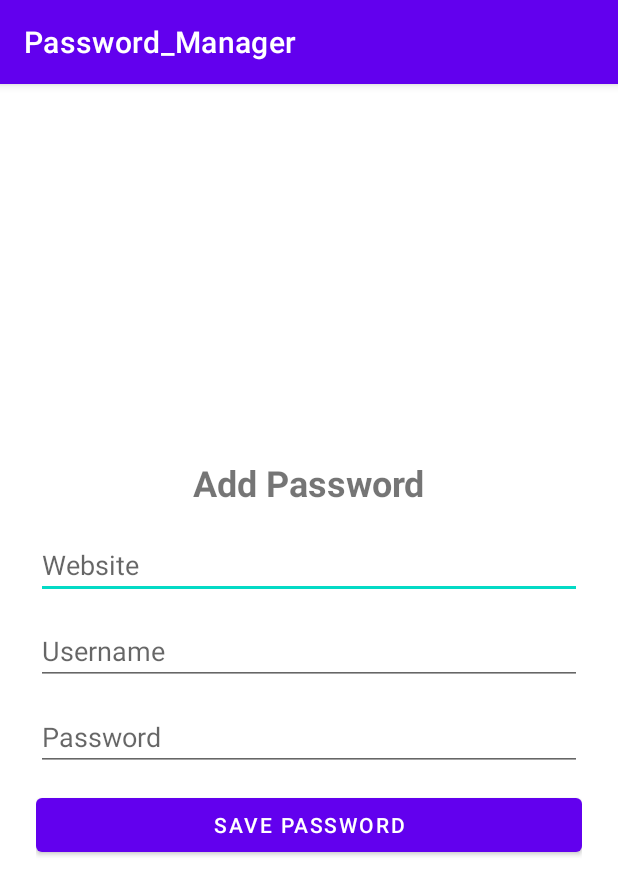
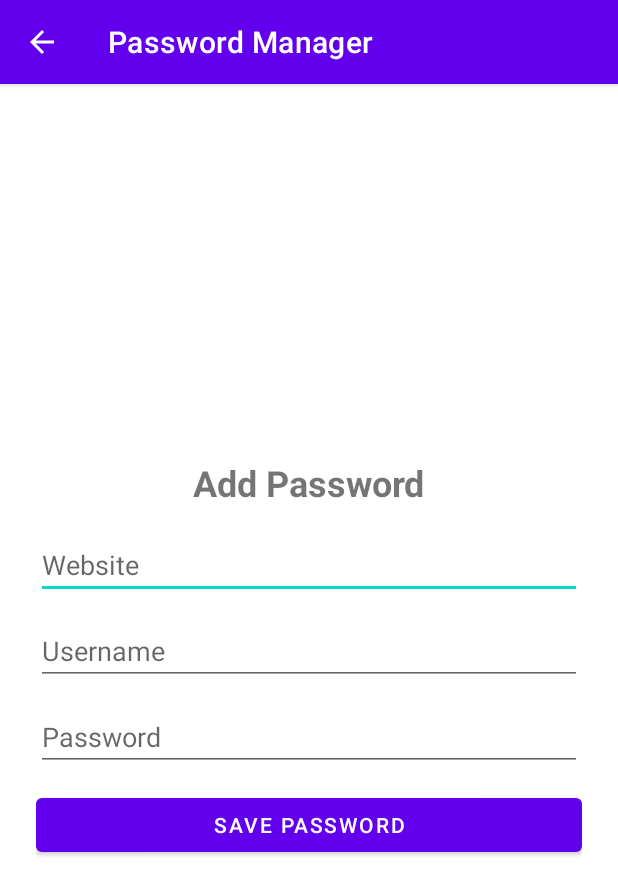
Before and after one commit to CoolQMan/Password-Manager, an Android app: the MainActivity screen opened directly, with no data from a screen before it, after a tap on "Add Password", on a phone screen of 412 x 824 dp. Shown: the top 895 px of the screen. Run offline under Robolectric (Android 15) with nearby library versions, the phone set to English and light mode, and no system bars.

Commit message:
Implemented menu functions for refresh, hide and delete all

```diff
--- a/app/src/main/java/com/coolqman/password_manager/AddPasswordActivity.java
+++ b/app/src/main/java/com/coolqman/password_manager/AddPasswordActivity.java
@@ -2,10 +2,13 @@ package com.coolqman.password_manager;
 
 import android.content.Intent;
 import android.os.Bundle;
+import android.view.Menu;
+import android.view.MenuItem;
 import android.widget.Button;
 import android.widget.EditText;
 import android.widget.Toast;
 
+import androidx.annotation.NonNull;
 import androidx.appcompat.app.AppCompatActivity;
 
 public class AddPasswordActivity extends AppCompatActivity {
@@ -17,6 +20,11 @@ public class AddPasswordActivity extends AppCompatActivity {
     protected void onCreate(Bundle savedInstanceState) {
         super.onCreate(savedInstanceState);
         setContentView(R.layout.activity_add_password);
+        setTitle("Password Manager");
+
+        if(getSupportActionBar()!=null){
+            getSupportActionBar().setDisplayHomeAsUpEnabled(true);
+        }
 
         etWebsite = findViewById(R.id.etWebsite);
         etPassword = findViewById(R.id.etPassword);
@@ -50,4 +58,13 @@ public class AddPasswordActivity extends AppCompatActivity {
 
     }
 
+
+
+    @Override
+    public boolean onOptionsItemSelected(@NonNull MenuItem item) {
+        if(item.getItemId() == android.R.id.home){
+            onBackPressed();
+        }
+        return super.onOptionsItemSelected(item);
+    }
 }
--- a/app/src/main/java/com/coolqman/password_manager/AuthActivity.java
+++ b/app/src/main/java/com/coolqman/password_manager/AuthActivity.java
@@ -18,6 +18,7 @@ public class AuthActivity extends AppCompatActivity {
     protected void onCreate(Bundle savedInstanceState) {
         super.onCreate(savedInstanceState);
         setContentView(R.layout.activity_auth);
+        setTitle("Password Manager");
 
         // Initialize views
         etEmail = findViewById(R.id.etEmail);
--- /dev/null
+++ b/app/src/main/res/anim/slide_out.xml
@@ -0,0 +1,11 @@
+<?xml version="1.0" encoding="utf-8"?>
+<set xmlns:android="http://schemas.android.com/apk/res/android">
+    <translate
+        android:fromXDelta="0%p"
+        android:toXDelta="-100%p"
+        android:duration="300" />
+    <alpha
+        android:fromAlpha="1.0"
+        android:toAlpha="0.0"
+        android:duration="300" />
+</set>
--- /dev/null
+++ b/app/src/main/res/drawable/baseline_hide_24.xml
@@ -0,0 +1,5 @@
+<vector xmlns:android="http://schemas.android.com/apk/res/android" android:height="24dp" android:tint="#000000" android:viewportHeight="24" android:viewportWidth="24" android:width="24dp">
+
+    <path android:fillColor="@android:color/white" android:pathData="M12,7c2.76,0 5,2.24 5,5 0,0.65 -0.13,1.26 -0.36,1.83l2.92,2.92c1.51,-1.26 2.7,-2.89 3.43,-4.75 -1.73,-4.39 -6,-7.5 -11,-7.5 -1.4,0 -2.74,0.25 -3.98,0.7l2.16,2.16C10.74,7.13 11.35,7 12,7zM2,4.27l2.28,2.28 0.46,0.46C3.08,8.3 1.78,10.02 1,12c1.73,4.39 6,7.5 11,7.5 1.55,0 3.03,-0.3 4.38,-0.84l0.42,0.42L19.73,22 21,20.73 3.27,3 2,4.27zM7.53,9.8l1.55,1.55c-0.05,0.21 -0.08,0.43 -0.08,0.65 0,1.66 1.34,3 3,3 0.22,0 0.44,-0.03 0.65,-0.08l1.55,1.55c-0.67,0.33 -1.41,0.53 -2.2,0.53 -2.76,0 -5,-2.24 -5,-5 0,-0.79 0.2,-1.53 0.53,-2.2zM11.84,9.02l3.15,3.15 0.02,-0.16c0,-1.66 -1.34,-3 -3,-3l-0.17,0.01z"/>
+
+</vector>
--- /dev/null
+++ b/app/src/main/res/drawable/baseline_refresh_24.xml
@@ -0,0 +1,5 @@
+<vector xmlns:android="http://schemas.android.com/apk/res/android" android:height="24dp" android:tint="#000000" android:viewportHeight="24" android:viewportWidth="24" android:width="24dp">
+
+    <path android:fillColor="@android:color/white" android:pathData="M17.65,6.35C16.2,4.9 14.21,4 12,4c-4.42,0 -7.99,3.58 -7.99,8s3.57,8 7.99,8c3.73,0 6.84,-2.55 7.73,-6h-2.08c-0.82,2.33 -3.04,4 -5.65,4 -3.31,0 -6,-2.69 -6,-6s2.69,-6 6,-6c1.66,0 3.14,0.69 4.22,1.78L13,11h7V4l-2.35,2.35z"/>
+
+</vector>
--- a/app/src/main/res/layout/activity_main.xml
+++ b/app/src/main/res/layout/activity_main.xml
@@ -2,9 +2,10 @@
     xmlns:android="http://schemas.android.com/apk/res/android"
     xmlns:app="http://schemas.android.com/apk/res-auto"
     xmlns:tools="http://schemas.android.com/tools"
+    android:padding="16dp"
     android:layout_width="match_parent"
-    android:layout_height="match_parent"
-    android:padding="16dp">
+    android:layout_height="match_parent">
+
 
     <androidx.recyclerview.widget.RecyclerView
         android:id="@+id/recyclerView"
--- a/app/src/main/res/menu/menu_main.xml
+++ b/app/src/main/res/menu/menu_main.xml
@@ -3,16 +3,13 @@
     <item
         android:id="@+id/action_refresh"
         android:title="Refresh"
-        android:orderInCategory="100"
-        app:showAsAction="never" />
+        android:icon="@drawable/baseline_refresh_24"/>
     <item
         android:id="@+id/action_hide_all"
         android:title="Hide All Passwords"
-        android:orderInCategory="100"
-        app:showAsAction="never" />
+        android:icon="@drawable/baseline_delete_24"/>
     <item
         android:id="@+id/action_delete_all"
         android:title="Delete All Passwords"
-        android:orderInCategory="100"
-        app:showAsAction="never" />
+        android:icon="@drawable/baseline_hide_24"/>
 </menu>
```
Also changed, not shown: app/src/main/java/com/coolqman/password_manager/DatabaseHelper.java (+7 -0 lines), app/src/main/java/com/coolqman/password_manager/EditPasswordActivity.java (+15 -0 lines), app/src/main/java/com/coolqman/password_manager/MainActivity.java (+133 -2 lines).
